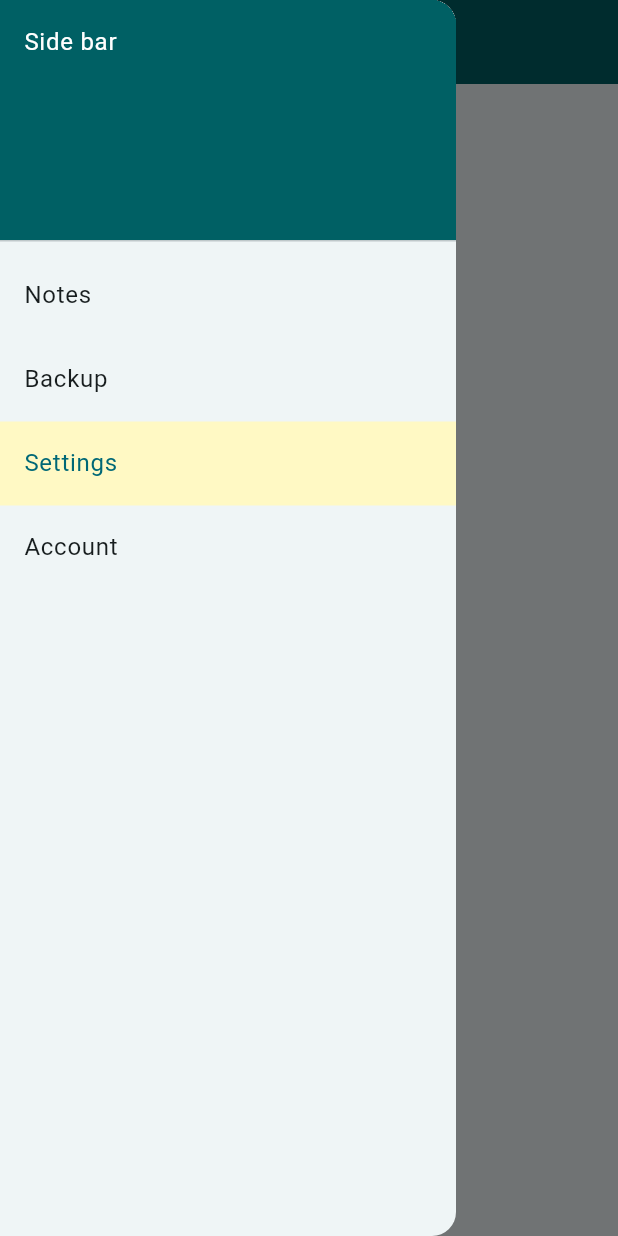
After one commit to Shiyakiliyanni/Note_pad, a Flutter app: the settings screen opened directly, with the side drawer open, on a phone screen of 412 x 824 dp. The commit adds this screen. Run offline on Flutter 3.47's test engine with Material 2 defaults, Android fonts, the phone set to English and light mode, and no system bars; our stand-ins replace cloud_firestore, firebase_core, flutter_zoom_drawer, google_fonts, shared_preferences; missing offline and left inert: dart:html, dart:js, dart:js_util; accounts and stored records are empty.

Commit message:
commit on wednesday

```diff
--- /dev/null
+++ b/lib/settings.dart
@@ -0,0 +1,85 @@
+import 'package:flutter/cupertino.dart';
+import 'package:flutter/material.dart';
+import 'package:note_pad/firstpage.dart';
+
+class settings extends StatefulWidget {
+  const settings({Key? key}) : super(key: key);
+
+  @override
+  State<settings> createState() => _settingsState();
+}
+
+class _settingsState extends State<settings> {
+
+  int _selectedIndex = 2;
+  void _onItemTapped(index){
+    setState(() {
+      _selectedIndex = index;
+    });
+  }
+
+  @override
+  Widget build(BuildContext context) {
+    return Scaffold(
+
+      appBar: AppBar(
+        backgroundColor: Colors.cyan[900],
+        title: Text('Settings', style: TextStyle(color: Colors.white),),
+      ),
+      drawer: Drawer(
+        child: ListView(
+          children: [
+            DrawerHeader(
+              decoration: BoxDecoration(
+                color: Colors.cyan[900],
+              ),
+              child: Text('Side bar', style: TextStyle(color: Colors.white),),
+            ),
+            ListTile(
+              title: const Text('Notes'),
+              selected: _selectedIndex == 0,
+              selectedTileColor: Colors.yellow[100],
+              onTap: () {
+                // Update the state of the app
+                _onItemTapped(0);
+                // Then close the drawer
+                Navigator.pop(context);
+                Navigator.push(context, MaterialPageRoute(builder: (context) => first_page()));
+              },
+            ),
+            ListTile(
+              title: const Text('Backup'),
+              selected: _selectedIndex == 1,
+              selectedTileColor: Colors.yellow[100],
+              onTap: () {
+                // Update the state of the app
+                // Then close the drawer
+                Navigator.pop(context);
+              },
+            ),
+            ListTile(
+              title: const Text('Settings'),
+              selected: _selectedIndex == 2,
+              selectedTileColor: Colors.yellow[100],
+              onTap: () {
+                // Update the state of the app
+                // Then close the drawer
+                Navigator.pop(context);
+              },
+            ),
+            ListTile(
+              title: const Text('Account'),
+              selected: _selectedIndex == 3,
+              selectedTileColor: Colors.yellow[100],
+              onTap: () {
+                // Update the state of the app
+                // Then close the drawer
+                Navigator.pop(context);
+              },
+            ),
+          ],
+        ),
+      ),
+    );
+  }
+}
```
Also changed, not shown: lib/Notes.dart (+68 -4 lines), lib/firstpage.dart (+43 -12 lines), lib/subfile.dart (+9 -5 lines), lib/theNote.dart (+17 -2 lines), lib/viewNote.dart (+56 -8 lines).
